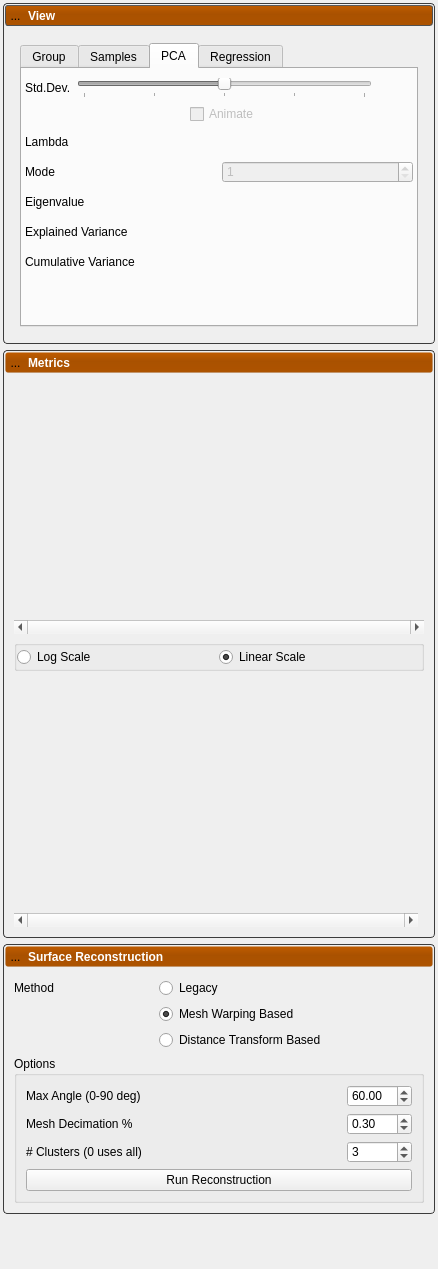
Old version of the form Studio/src/Analysis/AnalysisTool.ui in the repository SCIInstitute/ShapeWorks.
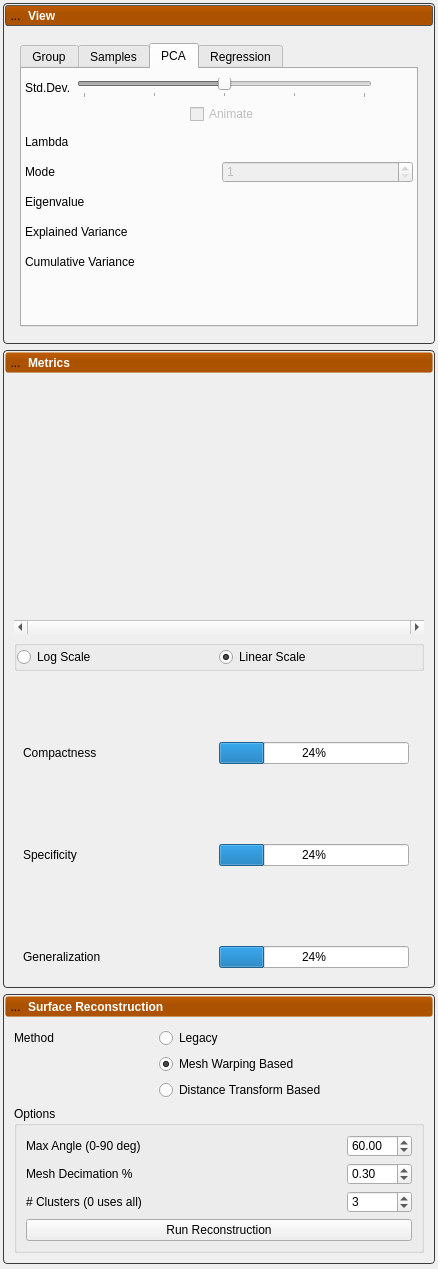
New version of the form. Icons and pictures are not drawn. Custom widgets are drawn as their Qt base class.

Commit message: Set up progress widgets for evaluations.

What changed in the file:
```diff
--- a/Studio/src/Analysis/AnalysisTool.ui
+++ b/Studio/src/Analysis/AnalysisTool.ui
@@ -1357,78 +1357,130 @@
            </widget>
           </widget>
          </item>
+         <item row="6" column="0">
+          <widget class="BarGraph" name="generalization_graph" native="true">
+           <property name="sizePolicy">
+            <sizepolicy hsizetype="MinimumExpanding" vsizetype="MinimumExpanding">
+             <horstretch>0</horstretch>
+             <verstretch>0</verstretch>
+            </sizepolicy>
+           </property>
+           <property name="minimumSize">
+            <size>
+             <width>50</width>
+             <height>50</height>
+            </size>
+           </property>
+          </widget>
+         </item>
          <item row="2" column="0">
-          <widget class="QScrollArea" name="chart_scroll_area_compactness">
+          <widget class="BarGraph" name="compactness_graph" native="true">
+           <property name="sizePolicy">
+            <sizepolicy hsizetype="MinimumExpanding" vsizetype="MinimumExpanding">
+             <horstretch>0</horstretch>
+             <verstretch>0</verstretch>
+            </sizepolicy>
+           </property>
            <property name="minimumSize">
             <size>
-             <width>0</width>
-             <height>250</height>
+             <width>50</width>
+             <height>50</height>
             </size>
            </property>
-           <property name="frameShape">
-            <enum>QFrame::NoFrame</enum>
+          </widget>
+         </item>
+         <item row="5" column="0">
+          <widget class="QWidget" name="specificity_progress_widget" native="true">
+           <layout class="QGridLayout" name="gridLayout_9">
+            <item row="2" column="1">
+             <widget class="QProgressBar" name="specificity_progress">
+              <property name="sizePolicy">
+               <sizepolicy hsizetype="Preferred" vsizetype="Fixed">
+                <horstretch>0</horstretch>
+                <verstretch>0</verstretch>
+               </sizepolicy>
+              </property>
+              <property name="value">
+               <number>24</number>
+              </property>
+             </widget>
+            </item>
+            <item row="2" column="0">
+             <widget class="QLabel" name="specificity_label">
+              <property name="text">
+               <string>Specificity</string>
+              </property>
+             </widget>
+            </item>
+           </layout>
+          </widget>
+         </item>
+         <item row="3" column="0">
+          <widget class="QWidget" name="compactness_progress_widget" native="true">
+           <layout class="QGridLayout" name="gridLayout_5">
+            <item row="2" column="1">
+             <widget class="QProgressBar" name="compactness_progress">
+              <property name="sizePolicy">
+               <sizepolicy hsizetype="Preferred" vsizetype="Fixed">
+                <horstretch>0</horstretch>
+                <verstretch>0</verstretch>
+               </sizepolicy>
+              </property>
+              <property name="value">
+               <number>24</number>
+              </property>
+             </widget>
+            </item>
+            <item row="2" column="0">
+             <widget class="QLabel" name="compactness_label">
+              <property name="text">
+               <string>Compactness</string>
+              </property>
+             </widget>
+            </item>
+           </layout>
+          </widget>
+         </item>
+         <item row="4" column="0">
+          <widget class="BarGraph" name="specificity_graph" native="true">
+           <property name="sizePolicy">
+            <sizepolicy hsizetype="MinimumExpanding" vsizetype="MinimumExpanding">
+             <horstretch>0</horstretch>
+             <verstretch>0</verstretch>
+            </sizepolicy>
            </property>
-           <property name="frameShadow">
-            <enum>QFrame::Plain</enum>
+           <property name="minimumSize">
+            <size>
+             <width>50</width>
+             <height>50</height>
+            </size>
            </property>
-           <property name="lineWidth">
-            <number>0</number>
-           </property>
-           <property name="verticalScrollBarPolicy">
-            <enum>Qt::ScrollBarAlwaysOff</enum>
-           </property>
-           <property name="horizontalScrollBarPolicy">
-            <enum>Qt::ScrollBarAlwaysOn</enum>
-           </property>
-           <property name="sizeAdjustPolicy">
-            <enum>QAbstractScrollArea::AdjustToContents</enum>
-           </property>
-           <property name="widgetResizable">
-            <bool>true</bool>
-           </property>
-           <widget class="QWidget" name="scrollAreaWidgetContents_3">
-            <property name="geometry">
-             <rect>
-              <x>0</x>
-              <y>0</y>
-              <width>404</width>
-              <height>236</height>
-             </rect>
-            </property>
-            <property name="sizePolicy">
-             <sizepolicy hsizetype="MinimumExpanding" vsizetype="MinimumExpanding">
-              <horstretch>0</horstretch>
-              <verstretch>0</verstretch>
-             </sizepolicy>
-            </property>
-            <layout class="QGridLayout" name="gridLayout_9">
-             <property name="leftMargin">
-              <number>3</number>
-             </property>
-             <property name="topMargin">
-              <number>3</number>
-             </property>
-             <property name="rightMargin">
-              <number>3</number>
-             </property>
-             <property name="bottomMargin">
-              <number>3</number>
-             </property>
-             <property name="spacing">
-              <number>0</number>
-             </property>
-             <item row="0" column="0">
-              <widget class="BarGraph" name="compactness_graph" native="true">
-               <property name="sizePolicy">
-                <sizepolicy hsizetype="MinimumExpanding" vsizetype="MinimumExpanding">
-                 <horstretch>0</horstretch>
-                 <verstretch>0</verstretch>
-                </sizepolicy>
-               </property>
-              </widget>
-             </item>
-            </layout>
-           </widget>
+          </widget>
+         </item>
+         <item row="7" column="0">
+          <widget class="QWidget" name="generalization_progress_widget" native="true">
+           <layout class="QGridLayout" name="gridLayout_13">
+            <item row="2" column="1">
+             <widget class="QProgressBar" name="specificity_progress_2">
+              <property name="sizePolicy">
+               <sizepolicy hsizetype="Preferred" vsizetype="Fixed">
+                <horstretch>0</horstretch>
+                <verstretch>0</verstretch>
+               </sizepolicy>
+              </property>
+              <property name="value">
+               <number>24</number>
+              </property>
+             </widget>
+            </item>
+            <item row="2" column="0">
+             <widget class="QLabel" name="generalization_label">
+              <property name="text">
+               <string>Generalization</string>
+              </property>
+             </widget>
+            </item>
+           </layout>
           </widget>
          </item>
         </layout>
```
The commit also changes 1 other file.
